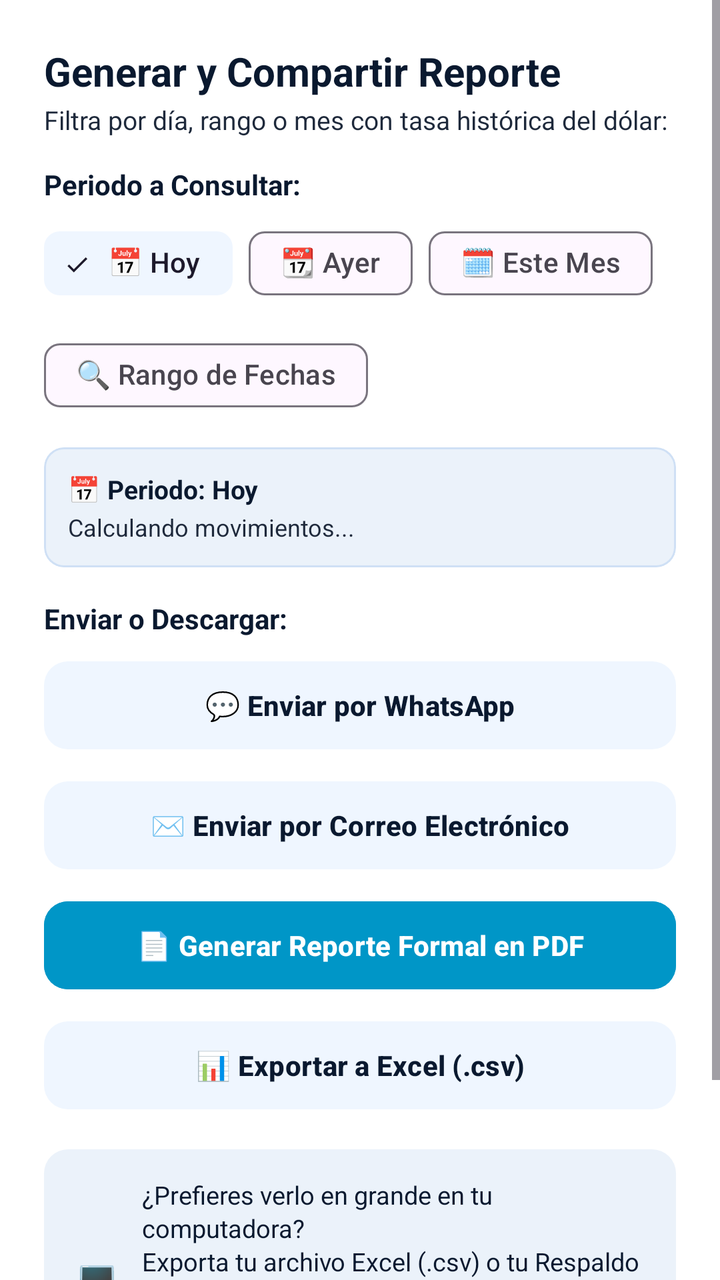
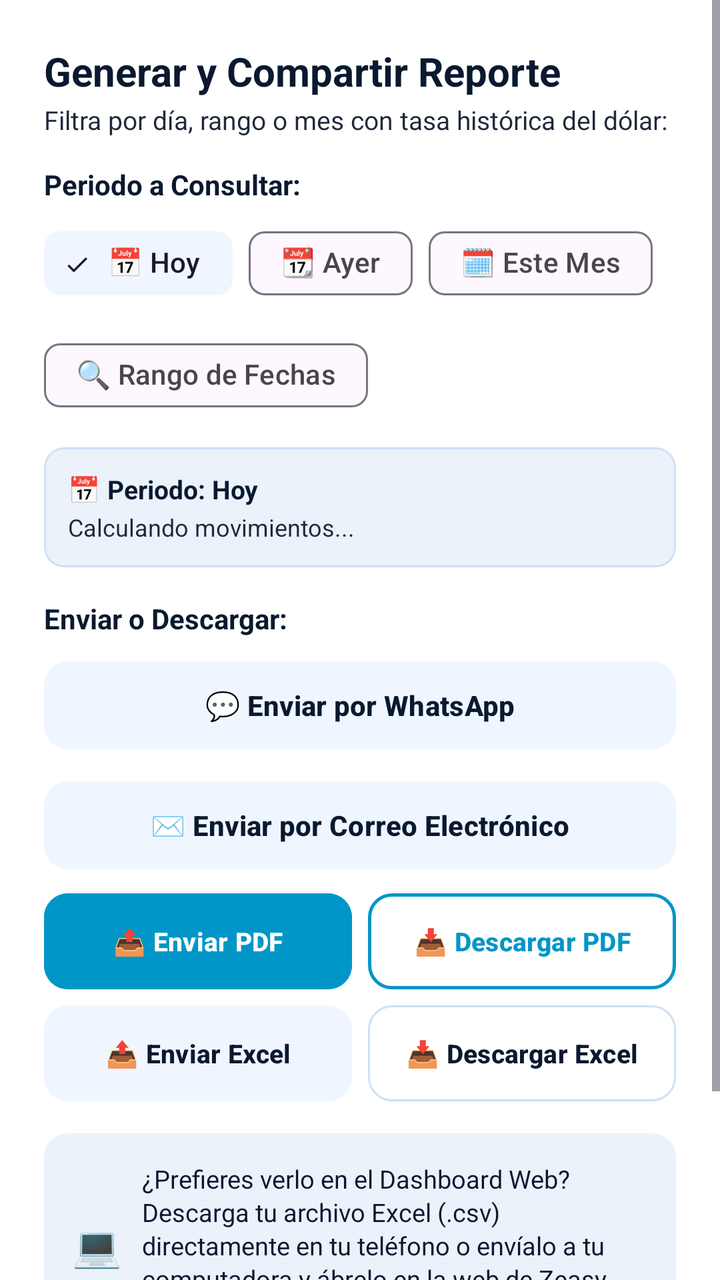

Compare the two renders of this Android layout. The source of the first and the diff that turns it into the second are given below.
<!-- AndroidManifest.xml: application theme Theme.Zeasy -->
<!-- res/layout/dialog_share_report.xml -->
<?xml version="1.0" encoding="utf-8"?>
<ScrollView xmlns:android="http://schemas.android.com/apk/res/android"
    xmlns:app="http://schemas.android.com/apk/res-auto"
    android:layout_width="match_parent"
    android:layout_height="wrap_content"
    android:background="@color/surface">

    <LinearLayout
        android:layout_width="match_parent"
        android:layout_height="wrap_content"
        android:orientation="vertical"
        android:padding="22dp">

        <TextView
            android:layout_width="wrap_content"
            android:layout_height="wrap_content"
            android:text="Generar y Compartir Reporte"
            android:textStyle="bold"
            android:textColor="@color/text_primary"
            android:textSize="20sp" />

        <TextView
            android:layout_width="wrap_content"
            android:layout_height="wrap_content"
            android:layout_marginTop="2dp"
            android:text="Filtra por día, rango o mes con tasa histórica del dólar:"
            android:textColor="@color/text_secondary"
            android:textSize="13sp" />

        
        <TextView
            android:layout_width="wrap_content"
            android:layout_height="wrap_content"
            android:layout_marginTop="14dp"
            android:text="Periodo a Consultar:"
            android:textStyle="bold"
            android:textColor="@color/text_primary"
            android:textSize="14sp" />

        <com.google.android.material.chip.ChipGroup
            android:id="@+id/chipGroupReportPeriod"
            android:layout_width="match_parent"
            android:layout_height="wrap_content"
            android:layout_marginTop="6dp"
            app:singleSelection="true"
            app:selectionRequired="true">

            <com.google.android.material.chip.Chip
                android:id="@+id/chipReportToday"
                style="@style/Widget.Material3.Chip.Filter"
                android:layout_width="wrap_content"
                android:layout_height="wrap_content"
                android:text="📅 Hoy"
                android:checked="true" />

            <com.google.android.material.chip.Chip
                android:id="@+id/chipReportYesterday"
                style="@style/Widget.Material3.Chip.Filter"
                android:layout_width="wrap_content"
                android:layout_height="wrap_content"
                android:text="📆 Ayer" />

            <com.google.android.material.chip.Chip
                android:id="@+id/chipReportThisMonth"
                style="@style/Widget.Material3.Chip.Filter"
                android:layout_width="wrap_content"
                android:layout_height="wrap_content"
                android:text="🗓️ Este Mes" />

            <com.google.android.material.chip.Chip
                android:id="@+id/chipReportCustomRange"
                style="@style/Widget.Material3.Chip.Filter"
                android:layout_width="wrap_content"
                android:layout_height="wrap_content"
                android:text="🔍 Rango de Fechas" />
        </com.google.android.material.chip.ChipGroup>

        
        <LinearLayout
            android:id="@+id/layoutReportCustomRange"
            android:layout_width="match_parent"
            android:layout_height="wrap_content"
            android:orientation="horizontal"
            android:layout_marginTop="8dp"
            android:visibility="gone">

            <com.google.android.material.button.MaterialButton
                android:id="@+id/btnReportDateFrom"
                style="@style/Widget.Material3.Button.OutlinedButton"
                android:layout_width="0dp"
                android:layout_height="48dp"
                android:layout_weight="1"
                android:layout_marginEnd="4dp"
                android:text="Desde: Hoy"
                android:textSize="12sp"
                app:cornerRadius="8dp" />

            <com.google.android.material.button.MaterialButton
                android:id="@+id/btnReportDateTo"
                style="@style/Widget.Material3.Button.OutlinedButton"
                android:layout_width="0dp"
                android:layout_height="48dp"
                android:layout_weight="1"
                android:layout_marginStart="4dp"
                android:text="Hasta: Hoy"
                android:textSize="12sp"
                app:cornerRadius="8dp" />
        </LinearLayout>

        
        <com.google.android.material.card.MaterialCardView
            android:layout_width="match_parent"
            android:layout_height="wrap_content"
            android:layout_marginTop="12dp"
            app:cardCornerRadius="10dp"
            app:cardElevation="0dp"
            app:strokeColor="@color/border"
            app:strokeWidth="1dp"
            app:cardBackgroundColor="@color/surface_variant">

            <LinearLayout
                android:layout_width="match_parent"
                android:layout_height="wrap_content"
                android:orientation="vertical"
                android:padding="12dp">

                <TextView
                    android:id="@+id/tvReportPeriodLabel"
                    android:layout_width="wrap_content"
                    android:layout_height="wrap_content"
                    android:text="📅 Periodo: Hoy"
                    android:textStyle="bold"
                    android:textColor="@color/text_primary"
                    android:textSize="13sp" />

                <TextView
                    android:id="@+id/tvReportSummaryBadge"
                    android:layout_width="wrap_content"
                    android:layout_height="wrap_content"
                    android:layout_marginTop="2dp"
                    android:text="Calculando movimientos..."
                    android:textColor="@color/text_secondary"
                    android:textSize="12sp" />
            </LinearLayout>
        </com.google.android.material.card.MaterialCardView>

        
        <TextView
            android:layout_width="wrap_content"
            android:layout_height="wrap_content"
            android:layout_marginTop="16dp"
            android:text="Enviar o Descargar:"
            android:textStyle="bold"
            android:textColor="@color/text_primary"
            android:textSize="14sp" />

        
        <com.google.android.material.button.MaterialButton
            android:id="@+id/btnShareOptionWhatsApp"
            style="@style/Widget.Material3.Button.TonalButton"
            android:layout_width="match_parent"
            android:layout_height="52dp"
            android:layout_marginTop="8dp"
            android:text="💬 Enviar por WhatsApp"
            android:textSize="14sp"
            android:textStyle="bold"
            android:textColor="@color/text_primary"
            app:cornerRadius="12dp" />

        
        <com.google.android.material.button.MaterialButton
            android:id="@+id/btnShareOptionEmail"
            style="@style/Widget.Material3.Button.TonalButton"
            android:layout_width="match_parent"
            android:layout_height="52dp"
            android:layout_marginTop="8dp"
            android:text="✉️ Enviar por Correo Electrónico"
            android:textSize="14sp"
            android:textStyle="bold"
            android:textColor="@color/text_primary"
            app:cornerRadius="12dp" />

        
        <com.google.android.material.button.MaterialButton
            android:id="@+id/btnShareOptionsProLocked"
            style="@style/Widget.Material3.Button.OutlinedButton"
            android:layout_width="match_parent"
            android:layout_height="52dp"
            android:layout_marginTop="8dp"
            android:text="📄 Exportar reporte (PDF / CSV)"
            android:textSize="13.5sp"
            android:textStyle="bold"
            android:textColor="@color/accent_cyan"
            app:strokeColor="@color/accent_cyan"
            app:cornerRadius="12dp"
            android:visibility="gone" />

        
        <com.google.android.material.button.MaterialButton
            android:id="@+id/btnShareOptionPdf"
            android:layout_width="match_parent"
            android:layout_height="52dp"
            android:layout_marginTop="8dp"
            android:text="📄 Generar Reporte Formal en PDF"
            android:textSize="14sp"
            android:textStyle="bold"
            app:cornerRadius="12dp"
            android:backgroundTint="@color/accent_cyan"
            android:textColor="@color/white" />

        
        <com.google.android.material.button.MaterialButton
            android:id="@+id/btnShareOptionCsv"
            style="@style/Widget.Material3.Button.TonalButton"
            android:layout_width="match_parent"
            android:layout_height="52dp"
            android:layout_marginTop="8dp"
            android:text="📊 Exportar a Excel (.csv)"
            android:textSize="14sp"
            android:textStyle="bold"
            android:textColor="@color/text_primary"
            app:cornerRadius="12dp" />

        
        <LinearLayout
            android:layout_width="match_parent"
            android:layout_height="wrap_content"
            android:orientation="vertical"
            android:background="@drawable/bg_badge_rounded"
            android:backgroundTint="@color/surface_variant"
            android:padding="14dp"
            android:layout_marginTop="16dp">

            <LinearLayout
                android:layout_width="match_parent"
                android:layout_height="wrap_content"
                android:orientation="horizontal"
                android:gravity="center_vertical">

                <TextView
                    android:layout_width="wrap_content"
                    android:layout_height="wrap_content"
                    android:text="💻"
                    android:textSize="20sp"
                    android:layout_marginEnd="10dp" />

                <TextView
                    android:layout_width="0dp"
                    android:layout_height="wrap_content"
                    android:layout_weight="1"
                    android:text="¿Prefieres verlo en grande en tu computadora?\nExporta tu archivo Excel (.csv) o tu Respaldo y ábrelo en la web de Zeasy desde tu PC para analizar tus ventas y gráficas con total comodidad."
                    android:textColor="@color/text_primary"
                    android:textSize="12.5sp"
                    android:lineSpacingExtra="2dp" />
            </LinearLayout>

            <TextView
                android:id="@+id/btnOpenWebDashboardLink"
                android:layout_width="wrap_content"
                android:layout_height="wrap_content"
                android:layout_gravity="end"
                android:layout_marginTop="8dp"
                android:text="🌐 Abrir en la web de Zeasy →"
                android:textColor="@color/accent_cyan"
                android:textStyle="bold"
                android:textSize="12.5sp"
                android:padding="4dp" />
        </LinearLayout>

    </LinearLayout>
</ScrollView>
<!-- resources referenced by this layout -->
<resources>
  <color name="accent_cyan">#0096C7</color>
  <color name="border">#CFE0F5</color>
  <color name="surface">#FFFFFF</color>
  <color name="surface_variant">#EBF2FA</color>
  <color name="text_primary">#0A192F</color>
  <color name="text_secondary">#1E293B</color>
  <color name="white">#FFFFFF</color>
  <!-- drawable bg_badge_rounded (drawable) -->
  <?xml version="1.0" encoding="utf-8"?>
  <shape xmlns:android="http://schemas.android.com/apk/res/android"
      android:shape="rectangle">
      <corners android:radius="12dp" />
      <solid android:color="@color/accent_blue" />
  </shape>
  <style name="Theme.Zeasy" parent="Theme.Material3.DayNight.NoActionBar">
          
          <item name="colorPrimary">@color/accent_green</item>
          <item name="colorPrimaryContainer">@color/accent_green_bg</item>
          <item name="colorOnPrimary">@color/white</item>
          <item name="colorSecondary">@color/accent_blue</item>
          <item name="colorSecondaryContainer">@color/accent_blue_bg</item>
  
          
          <item name="android:colorBackground">@color/background</item>
  
          
          <item name="android:textColor">@color/text_primary</item>
  
          
          <item name="bottomNavigationStyle">@style/Widget.Zeasy.BottomNavigationView</item>
      </style>
  <color name="accent_blue">#0052FF</color>
  <color name="accent_green">#00875A</color>
  <color name="accent_green_bg">#E3FCEF</color>
  <color name="accent_blue_bg">#EFF6FF</color>
  <color name="background">#F4F8FC</color>
  <style name="Widget.Zeasy.BottomNavigationView" parent="Widget.Material3.BottomNavigationView">
          <item name="itemRippleColor">@color/accent_green_bg</item>
          <item name="android:background">@color/surface</item>
          <item name="itemIconTint">@color/nav_selector</item>
          <item name="itemTextColor">@color/nav_selector</item>
      </style>
</resources>

<!-- the commit's change to res/layout/dialog_share_report.xml (unified diff, before → after) -->
@@ -196,30 +196,101 @@
             android:visibility="gone" />
 
         
-        <com.google.android.material.button.MaterialButton
-            android:id="@+id/btnShareOptionPdf"
-            android:layout_width="match_parent"
-            android:layout_height="52dp"
-            android:layout_marginTop="8dp"
-            android:text="📄 Generar Reporte Formal en PDF"
-            android:textSize="14sp"
-            android:textStyle="bold"
-            app:cornerRadius="12dp"
-            android:backgroundTint="@color/accent_cyan"
-            android:textColor="@color/white" />
-
-        
-        <com.google.android.material.button.MaterialButton
-            android:id="@+id/btnShareOptionCsv"
-            style="@style/Widget.Material3.Button.TonalButton"
-            android:layout_width="match_parent"
-            android:layout_height="52dp"
-            android:layout_marginTop="8dp"
-            android:text="📊 Exportar a Excel (.csv)"
-            android:textSize="14sp"
-            android:textStyle="bold"
-            android:textColor="@color/text_primary"
-            app:cornerRadius="12dp" />
+        <LinearLayout
+            android:id="@+id/layoutSharePdfActions"
+            android:layout_width="match_parent"
+            android:layout_height="wrap_content"
+            android:layout_marginTop="8dp"
+            android:orientation="horizontal">
+
+            <com.google.android.material.button.MaterialButton
+                android:id="@+id/btnShareOptionPdf"
+                android:layout_width="0dp"
+                android:layout_height="48dp"
+                android:layout_weight="1"
+                android:layout_marginEnd="4dp"
+                android:text="📤 Enviar PDF"
+                android:textSize="13sp"
+                android:textStyle="bold"
+                android:singleLine="true"
+                android:maxLines="1"
+                android:ellipsize="end"
+                android:paddingHorizontal="8dp"
+                android:insetTop="0dp"
+                android:insetBottom="0dp"
+                app:cornerRadius="12dp"
+                android:backgroundTint="@color/accent_cyan"
+                android:textColor="@color/white" />
+
+            <com.google.android.material.button.MaterialButton
+                android:id="@+id/btnDownloadOptionPdf"
+                style="@style/Widget.Material3.Button.OutlinedButton"
+                android:layout_width="0dp"
+                android:layout_height="48dp"
+                android:layout_weight="1"
+                android:layout_marginStart="4dp"
+                android:text="📥 Descargar PDF"
+                android:textSize="13sp"
+                android:textStyle="bold"
+                android:singleLine="true"
+                android:maxLines="1"
+                android:ellipsize="end"
+                android:paddingHorizontal="8dp"
+                android:insetTop="0dp"
+                android:insetBottom="0dp"
+                app:cornerRadius="12dp"
+                app:strokeColor="@color/accent_cyan"
+                app:strokeWidth="1.5dp"
+                android:textColor="@color/accent_cyan" />
+        </LinearLayout>
+
+        
+        <LinearLayout
+            android:id="@+id/layoutShareCsvActions"
+            android:layout_width="match_parent"
+            android:layout_height="wrap_content"
+            android:layout_marginTop="8dp"
+            android:orientation="horizontal">
+
+            <com.google.android.material.button.MaterialButton
+                android:id="@+id/btnShareOptionCsv"
+                style="@style/Widget.Material3.Button.TonalButton"
+                android:layout_width="0dp"
+                android:layout_height="48dp"
+                android:layout_weight="1"
+                android:layout_marginEnd="4dp"
+                android:text="📤 Enviar Excel"
+                android:textSize="13sp"
+                android:textStyle="bold"
+                android:singleLine="true"
+                android:maxLines="1"
+                android:ellipsize="end"
+                android:paddingHorizontal="8dp"
+                android:insetTop="0dp"
+                android:insetBottom="0dp"
+                android:textColor="@color/text_primary"
+                app:cornerRadius="12dp" />
+
+            <com.google.android.material.button.MaterialButton
+                android:id="@+id/btnDownloadOptionCsv"
+                style="@style/Widget.Material3.Button.OutlinedButton"
+                android:layout_width="0dp"
+                android:layout_height="48dp"
+                android:layout_weight="1"
+                android:layout_marginStart="4dp"
+                android:text="📥 Descargar Excel"
+                android:textSize="13sp"
+                android:textStyle="bold"
+                android:singleLine="true"
+                android:maxLines="1"
+                android:ellipsize="end"
+                android:paddingHorizontal="8dp"
+                android:insetTop="0dp"
+                android:insetBottom="0dp"
+                android:textColor="@color/text_primary"
+                app:strokeColor="@color/border"
+                app:cornerRadius="12dp" />
+        </LinearLayout>
 
         
         <LinearLayout
@@ -248,23 +319,57 @@
                     android:layout_width="0dp"
                     android:layout_height="wrap_content"
                     android:layout_weight="1"
-                    android:text="¿Prefieres verlo en grande en tu computadora?\nExporta tu archivo Excel (.csv) o tu Respaldo y ábrelo en la web de Zeasy desde tu PC para analizar tus ventas y gráficas con total comodidad."
+                    android:text="¿Prefieres verlo en el Dashboard Web?\nDescarga tu archivo Excel (.csv) directamente en tu teléfono o envíalo a tu computadora y ábrelo en la web de Zeasy para analizar tus ventas y gráficas."
                     android:textColor="@color/text_primary"
                     android:textSize="12.5sp"
                     android:lineSpacingExtra="2dp" />
             </LinearLayout>
 
-            <TextView
-                android:id="@+id/btnOpenWebDashboardLink"
-                android:layout_width="wrap_content"
-                android:layout_height="wrap_content"
-                android:layout_gravity="end"
-                android:layout_marginTop="8dp"
-                android:text="🌐 Abrir en la web de Zeasy →"
-                android:textColor="@color/accent_cyan"
-                android:textStyle="bold"
-                android:textSize="12.5sp"
-                android:padding="4dp" />
+            <LinearLayout
+                android:layout_width="match_parent"
+                android:layout_height="wrap_content"
+                android:layout_marginTop="10dp"
+                android:orientation="horizontal"
+                android:gravity="center_vertical">
+
+                <com.google.android.material.button.MaterialButton
+                    android:id="@+id/btnDownloadDashboardCsv"
+                    style="@style/Widget.Material3.Button.TonalButton"
+                    android:layout_width="0dp"
+                    android:layout_height="40dp"
+                    android:layout_weight="1"
+                    android:layout_marginEnd="4dp"
+                    android:text="📥 Descargar .CSV"
+                    android:textSize="11.5sp"
+                    android:textStyle="bold"
+                    android:singleLine="true"
+                    android:maxLines="1"
+                    android:ellipsize="end"
+                    android:paddingHorizontal="8dp"
+                    android:insetTop="0dp"
+                    android:insetBottom="0dp"
+                    app:cornerRadius="8dp" />
+
+                <com.google.android.material.button.MaterialButton
+                    android:id="@+id/btnOpenWebDashboardLink"
+                    style="@style/Widget.Material3.Button.OutlinedButton"
+                    android:layout_width="0dp"
+                    android:layout_height="40dp"
+                    android:layout_weight="1"
+                    android:layout_marginStart="4dp"
+                    android:text="🌐 Ir al Dashboard →"
+                    android:textSize="11.5sp"
+                    android:textStyle="bold"
+                    android:singleLine="true"
+                    android:maxLines="1"
+                    android:ellipsize="end"
+                    android:paddingHorizontal="8dp"
+                    android:insetTop="0dp"
+                    android:insetBottom="0dp"
+                    android:textColor="@color/accent_cyan"
+                    app:strokeColor="@color/accent_cyan"
+                    app:cornerRadius="8dp" />
+            </LinearLayout>
         </LinearLayout>
 
     </LinearLayout>
